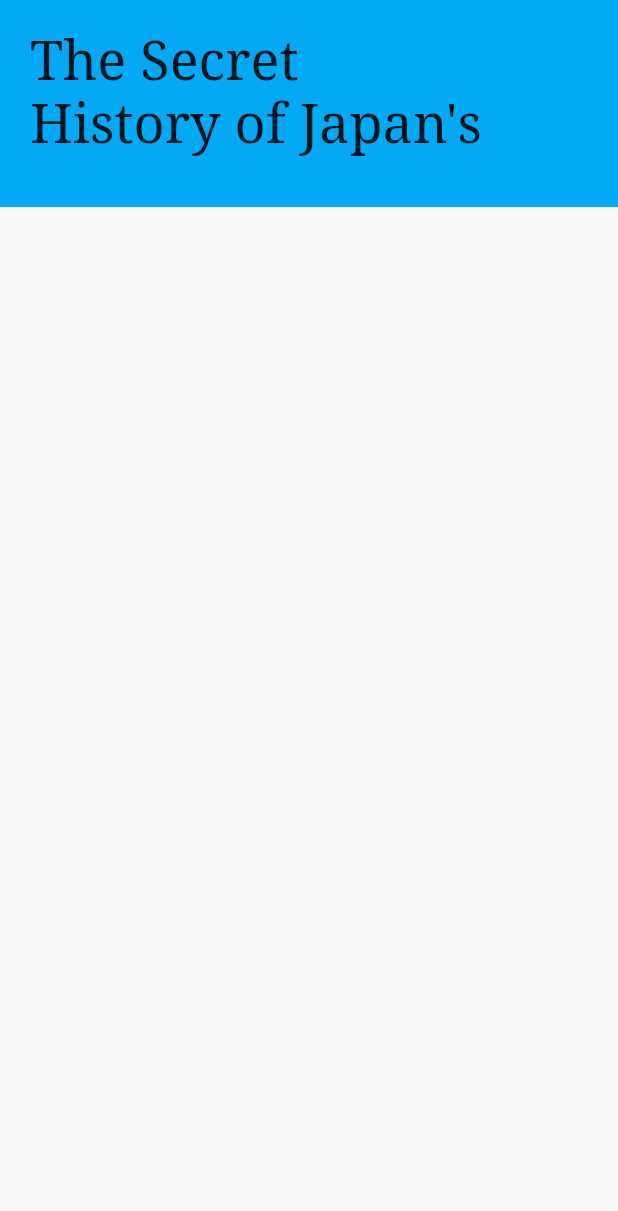
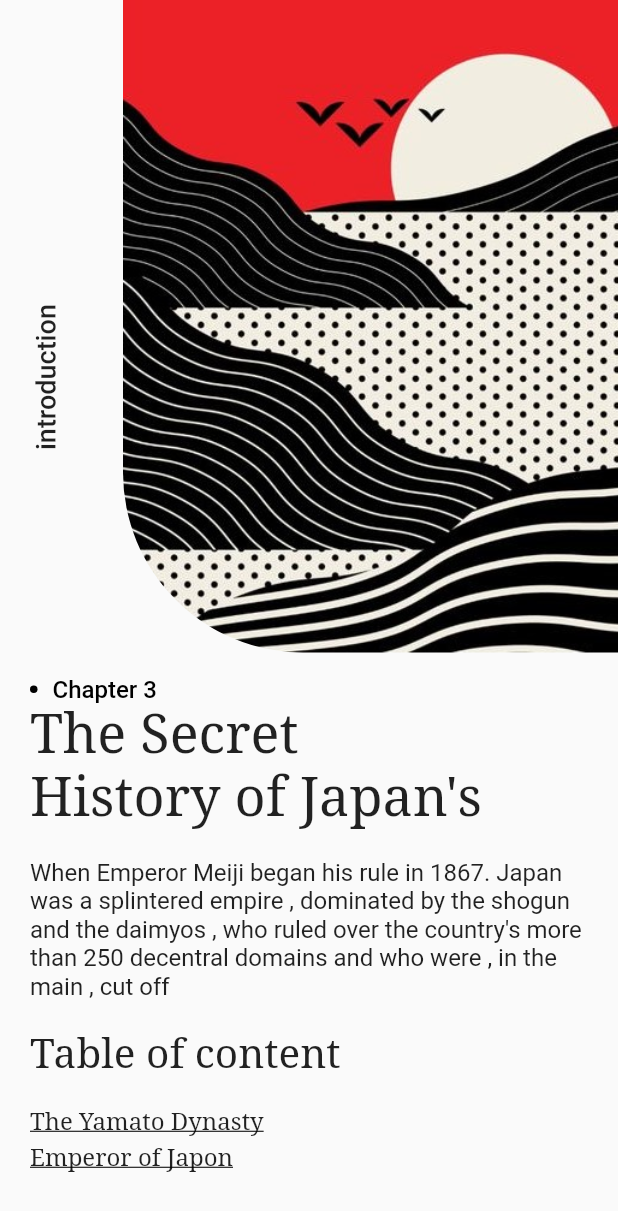
Before and after one commit to Mouadspace/reading-app-ui, a Flutter app: the Book screen opened by its route, on a phone screen of 412 x 824 dp. Shown: the top 1211 px of the screen. Run offline on Flutter 3.47's test engine with Material 2 defaults, Android fonts, the phone set to English and light mode, and no system bars.

Commit message:
second screen

```diff
--- a/lib/book.dart
+++ b/lib/book.dart
@@ -2,6 +2,11 @@ import 'package:flutter/material.dart';
 
 import 'widgets/book_cover.dart';
 import 'widgets/book_title.dart';
+import 'widgets/chapter.dart';
+import 'widgets/chapter_content.dart';
+import 'widgets/section.dart';
+import 'widgets/section_cover.dart';
+import 'widgets/table_of_cotent.dart';
 import 'widgets/vertical_title.dart';
 
 class Book extends StatelessWidget {
@@ -13,20 +18,27 @@ class Book extends StatelessWidget {
       body: SafeArea(
         child: SingleChildScrollView(
           physics: const BouncingScrollPhysics(),
+          child: Stack(children: [
+            Container(
+              // color: Colors.lime.shade100,
+              padding: const EdgeInsets.only(top: 450),
+              width: double.maxFinite,
               child: Column(
-            children: [
-              Container(
-                width: double.maxFinite,
-                color: Colors.lightBlue,
-                child: Column(
+                crossAxisAlignment: CrossAxisAlignment.start,
                 children: const [
+                  Chapter(),
                   BookTitle(
-                        paddingTop: 20, text: "The Secret \nHistory of Japan's")
+                    paddingTop: 0,
+                    text: "The Secret \nHistory of Japan's",
+                  ),
+                  ChapterContent(),
+                  TableOfContent(),
                 ],
               ),
-              )
-            ],
             ),
+            const Section(),
+            const SectionCover()
+          ]),
         ),
       ),
     );
--- a/lib/widgets/book_title.dart
+++ b/lib/widgets/book_title.dart
@@ -2,6 +2,8 @@ import 'package:flutter/material.dart';
 
 class BookTitle extends StatelessWidget {
   final double paddingTop;
+  final double? paddingBottom;
+
   final String text;
   final String? subText;
 
@@ -10,6 +12,7 @@ class BookTitle extends StatelessWidget {
     required this.paddingTop,
     required this.text,
     this.subText,
+    this.paddingBottom,
   });
 
   @override
@@ -27,14 +30,16 @@ class BookTitle extends StatelessWidget {
               fontFamily: "serif",
             ),
           ),
-          Text(
-            subText != null ? subText.toString() : "",
-            style: const TextStyle(
-              fontSize: 23,
-              fontFamily: "serif",
-              height: 1.5,
-            ),
-          )
+          const SizedBox(height: 9),
+          subText != null
+              ? Text(
+                  subText.toString(),
+                  style: const TextStyle(
+                    fontSize: 23,
+                    fontFamily: "serif",
+                  ),
+                )
+              : const SizedBox(),
         ],
       ),
     );
--- /dev/null
+++ b/lib/widgets/chapter.dart
@@ -0,0 +1,34 @@
+import 'package:flutter/material.dart';
+
+class Chapter extends StatelessWidget {
+  const Chapter({
+    super.key,
+  });
+
+  @override
+  Widget build(BuildContext context) {
+    return Padding(
+      padding: const EdgeInsets.only(left: 20),
+      child: Row(
+        crossAxisAlignment: CrossAxisAlignment.center,
+        children: [
+          Container(
+            width: 5,
+            height: 5,
+            decoration: const BoxDecoration(
+                color: Colors.black, shape: BoxShape.circle),
+          ),
+          const SizedBox(width: 10),
+          const Text(
+            'Chapter 3',
+            style: TextStyle(
+              color: Colors.black,
+              fontSize: 16,
+              fontWeight: FontWeight.w500,
+            ),
+          )
+        ],
+      ),
+    );
+  }
+}
--- /dev/null
+++ b/lib/widgets/chapter_content.dart
@@ -0,0 +1,21 @@
+import 'package:flutter/material.dart';
+
+class ChapterContent extends StatelessWidget {
+  const ChapterContent({
+    super.key,
+  });
+
+  @override
+  Widget build(BuildContext context) {
+    return const Padding(
+      padding: EdgeInsets.only(top: 10, left: 20.0, right: 20),
+      child: Text(
+        "When Emperor Meiji began his rule in 1867. Japan was a splintered empire , dominated by the shogun and the daimyos , who ruled over the country's more than 250 decentral domains and who were , in the main , cut off",
+        style: TextStyle(
+          fontSize: 16,
+        ),
+        textAlign: TextAlign.start,
+      ),
+    );
+  }
+}
--- /dev/null
+++ b/lib/widgets/section.dart
@@ -0,0 +1,26 @@
+import 'package:flutter/material.dart';
+
+class Section extends StatelessWidget {
+  const Section({
+    super.key,
+  });
+
+  @override
+  Widget build(BuildContext context) {
+    return Positioned(
+      top: 300,
+      left: 20,
+      child: Transform(
+        transform: Matrix4.rotationZ(-3.14 / 2),
+        // alignment: Alignment.center,
+        child: const Text(
+          "introduction",
+          style: TextStyle(
+            fontSize: 18,
+            fontWeight: FontWeight.w500,
+          ),
+        ),
+      ),
+    );
+  }
+}
--- /dev/null
+++ b/lib/widgets/section_cover.dart
@@ -0,0 +1,27 @@
+import 'package:flutter/material.dart';
+
+class SectionCover extends StatelessWidget {
+  const SectionCover({
+    super.key,
+  });
+
+  @override
+  Widget build(BuildContext context) {
+    return Positioned(
+      top: -15,
+      right: -70,
+      child: ClipRRect(
+        borderRadius: const BorderRadius.only(bottomLeft: Radius.circular(120)),
+        child: SizedBox(
+          height: 450,
+          width: 400,
+          child: Image.asset(
+            "assets/images/image-2.jpg",
+            alignment: Alignment.bottomRight,
+            fit: BoxFit.fitWidth,
+          ),
+        ),
+      ),
+    );
+  }
+}
--- /dev/null
+++ b/lib/widgets/table_of_cotent.dart
@@ -0,0 +1,45 @@
+import 'package:flutter/material.dart';
+
+class TableOfContent extends StatelessWidget {
+  const TableOfContent({
+    super.key,
+  });
+
+  @override
+  Widget build(BuildContext context) {
+    return Column(
+      crossAxisAlignment: CrossAxisAlignment.start,
+      children: const [
+        Padding(
+          padding: EdgeInsets.only(left: 20, top: 20),
+          child: Text(
+            "Table of content",
+            style: TextStyle(
+              fontSize: 27,
+              fontFamily: 'serif',
+              fontWeight: FontWeight.w500,
+            ),
+          ),
+        ),
+        Padding(
+          padding: EdgeInsets.only(left: 20, top: 15),
+          child: Text.rich(TextSpan(
+              style: TextStyle(
+                fontSize: 16,
+                fontFamily: 'serif',
+                height: 1.5,
+                decoration: TextDecoration.underline,
+              ),
+              children: [
+                TextSpan(
+                  text: "The Yamato Dynasty\n",
+                ),
+                TextSpan(
+                  text: "Emperor of Japon",
+                )
+              ])),
+        )
+      ],
+    );
+  }
+}
```
Lines whose indentation alone changed are shown as unchanged.
